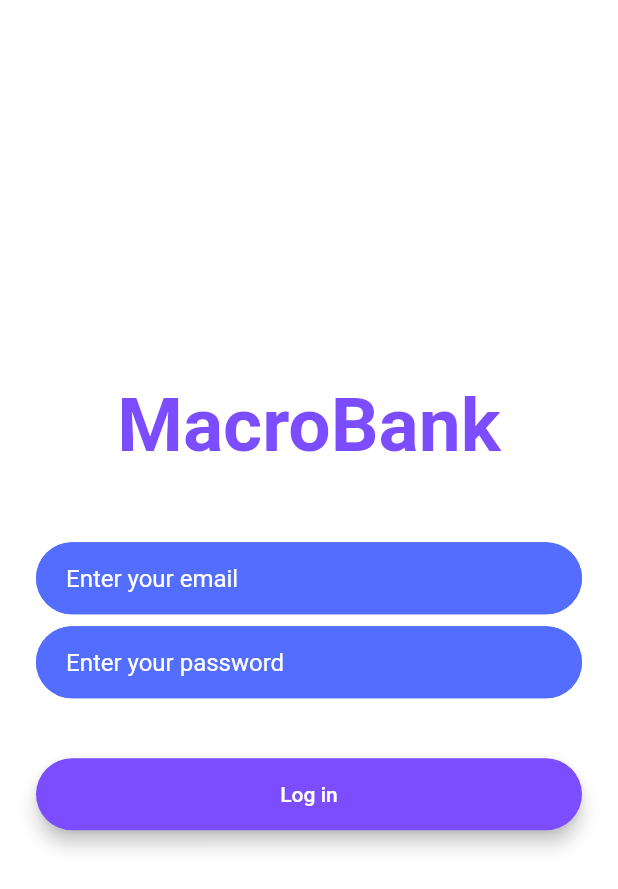
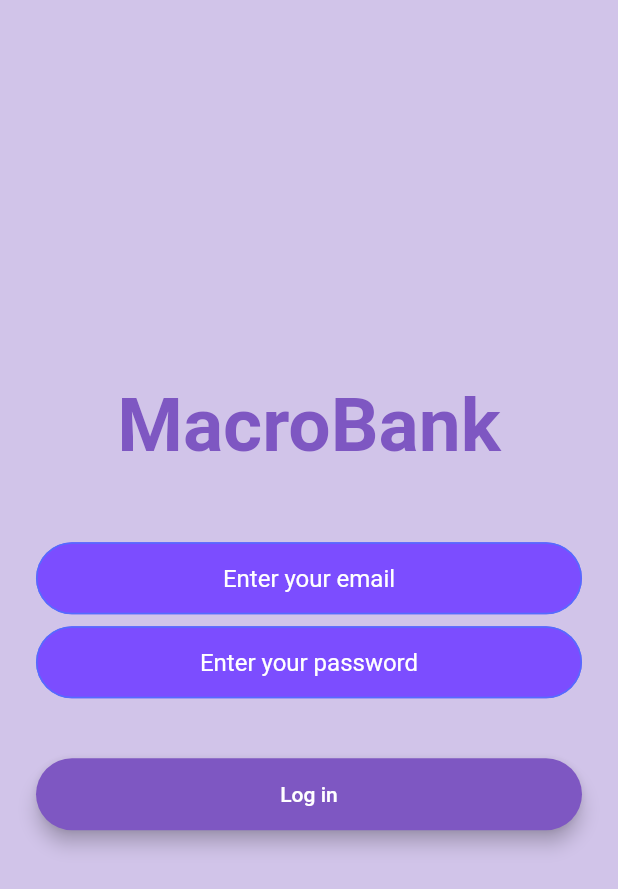
Before and after one commit to AaronH-93/MacroBank, a Flutter app: the screen it shows after launch, after a tap on "Log in", on a phone screen of 412 x 824 dp. Shown: the top 889 px of the screen. Run offline on Flutter 3.47's test engine with Material 2 defaults, Android fonts, the light colour scheme and no system bars; our stand-ins replace animated_text_kit, audioplayers, camera, carousel_slider, firebase_auth, firebase_core and 1 more; accounts and stored records are empty.

Commit message:
update to macrobank

```diff
--- a/lib/constants.dart
+++ b/lib/constants.dart
@@ -3,7 +3,7 @@ import 'package:flutter/material.dart';
 const kTextFieldDecoration = InputDecoration(
   hintText: 'Enter your email',
   filled: true,
-  fillColor: Colors.indigoAccent,
+  fillColor: Colors.deepPurpleAccent,
   contentPadding:
   EdgeInsets.symmetric(vertical: 10.0, horizontal: 20.0),
   border: OutlineInputBorder(
--- a/lib/screens/login_screen.dart
+++ b/lib/screens/login_screen.dart
@@ -21,7 +21,7 @@ class _LoginScreenState extends State<LoginScreen> {
   @override
   Widget build(BuildContext context) {
     return Scaffold(
-      backgroundColor: Colors.white,
+      backgroundColor: Colors.deepPurple[100],
       body: ModalProgressHUD(
         inAsyncCall: spinner,
         child: Padding(
@@ -36,7 +36,7 @@ class _LoginScreenState extends State<LoginScreen> {
                   style: TextStyle(
                     fontSize: 50,
                     fontWeight: FontWeight.bold,
-                    color: Colors.deepPurpleAccent,
+                    color: Colors.deepPurple[400],
                   ),
                 ),
               ),
@@ -44,9 +44,11 @@ class _LoginScreenState extends State<LoginScreen> {
                 height: 48.0,
               ),
               TextField(
+                  textAlign: TextAlign.center,
                   onChanged: (value) {
                     email = value;
                   },
+                  style: TextStyle(color: Colors.white),
                   decoration: kTextFieldDecoration.copyWith(
                     hintStyle: TextStyle(color: Colors.white),
                   )
@@ -56,9 +58,11 @@ class _LoginScreenState extends State<LoginScreen> {
               ),
               TextField(
                 obscureText: true,
+                textAlign: TextAlign.center,
                 onChanged: (value) {
                   password = value;
                 },
+                style: TextStyle(color: Colors.white),
                 decoration: kTextFieldDecoration.copyWith(
                   hintText: 'Enter your password',
                   hintStyle: TextStyle(color: Colors.white),
@@ -68,7 +72,7 @@ class _LoginScreenState extends State<LoginScreen> {
                 height: 24.0,
               ),
               RoundedButton(
-                color: Colors.deepPurpleAccent,
+                color: Colors.deepPurple[400],
                 title: 'Log in',
                 onPressed: () async {
                   setState(() {
--- a/lib/screens/welcome_screen.dart
+++ b/lib/screens/welcome_screen.dart
@@ -19,7 +19,7 @@ class _WelcomeScreenState extends State<WelcomeScreen>
   @override
   Widget build(BuildContext context) {
     return Scaffold(
-      backgroundColor: Colors.white,
+      backgroundColor: Colors.deepPurple[100],
       body: Padding(
         padding: EdgeInsets.symmetric(horizontal: 24.0),
         child: Column(
@@ -44,13 +44,13 @@ class _WelcomeScreenState extends State<WelcomeScreen>
               ],
             ),
             RoundedButton(
-                color: Colors.deepPurpleAccent,
+                color: Colors.deepPurple[400],
                 title: 'Log in',
                 onPressed: () {
                   Navigator.pushNamed(context, LoginScreen.id);
                 }),
             RoundedButton(
-                color: Colors.deepPurpleAccent,
+                color: Colors.deepPurple[400],
                 title: 'Register',
                 onPressed: () {
                   Navigator.pushNamed(context, RegistrationScreen.id);
```
Also changed, not shown: lib/screens/registration_screen.dart (+5 -3 lines).
